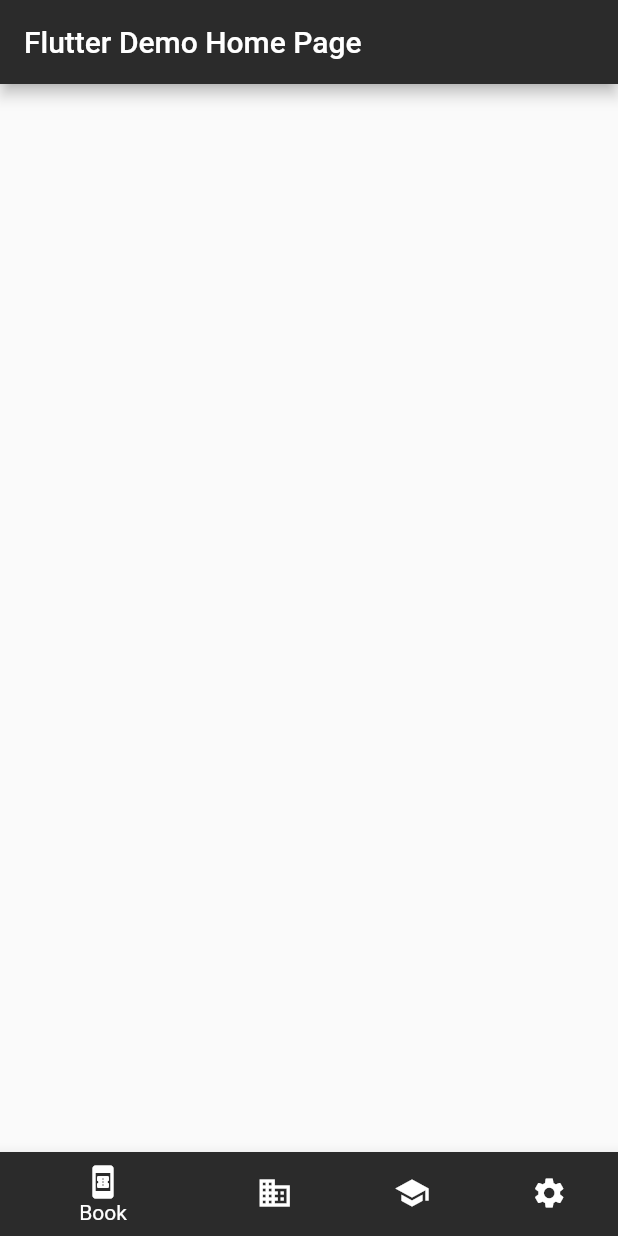
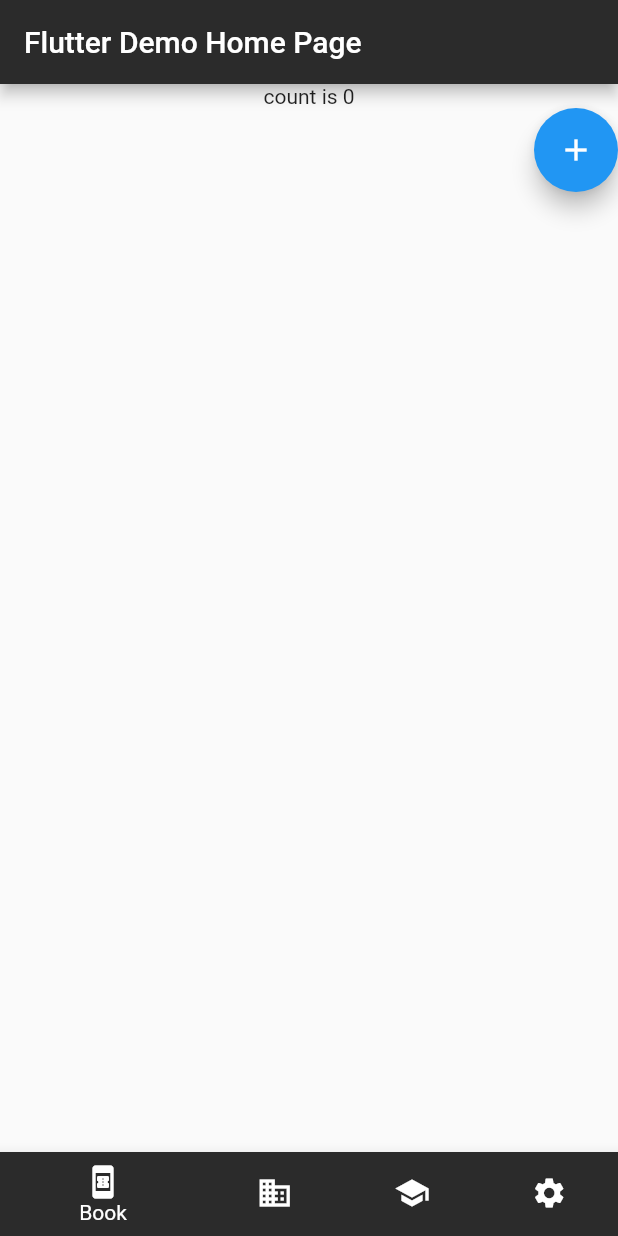
Before and after one commit to yuto-kawahara/flutter_tutorial, a Flutter app: the screen it shows after launch, on a phone screen of 412 x 824 dp. Run offline on Flutter 3.47's test engine with Material 2 defaults, Android fonts, the phone set to English and light mode, and no system bars; our stand-ins replace flutter_riverpod.

```diff
--- a/lib/main.dart
+++ b/lib/main.dart
@@ -1,12 +1,17 @@
 import 'dart:convert';
 import 'dart:developer';
+import 'package:flutter_riverpod/flutter_riverpod.dart';
 import 'package:http/http.dart' as http;
 
 import 'package:flutter/material.dart';
+import 'package:myapp/notifier.dart';
+import 'package:myapp/pages/count_page.dart';
 import 'package:myapp/pages/page_todo_add.dart';
 
 void main() {
-  runApp(const MyApp());
+  runApp(ProviderScope(
+    child: const MyApp(),
+  ));
 }
 
 class MyApp extends StatelessWidget {
@@ -29,7 +34,7 @@ class MyApp extends StatelessWidget {
         // is not restarted.
         primarySwatch: Colors.blue,
       ),
-      home: const MyHomePage(title: 'Flutter Demo Home Page'),
+      home: MyHomePage(title: 'Flutter Demo Home Page'),
     );
   }
 }
@@ -108,8 +113,7 @@ class _MyHomePageState extends State<MyHomePage> {
         title: Text(widget.title),
         backgroundColor: Color.fromARGB(255, 43, 43, 43),
       ),
-      body:
-          Center(), // This trailing comma makes auto-formatting nicer for build methods.
+      body: const CountPage(),
       bottomNavigationBar: BottomNavigationBar(
         currentIndex: _selectedIndex,
         onTap: _onItemTapped,
--- /dev/null
+++ b/lib/notifier.dart
@@ -0,0 +1,3 @@
+import 'package:flutter_riverpod/flutter_riverpod.dart';
+
+final countProvider = StateProvider((ref) => 0);
--- /dev/null
+++ b/lib/pages/count_page.dart
@@ -0,0 +1,26 @@
+import 'package:flutter/material.dart';
+import 'package:flutter_riverpod/flutter_riverpod.dart';
+import 'package:myapp/notifier.dart';
+
+class CountPage extends ConsumerWidget {
+  const CountPage({Key? key}) : super(key: key);
+  Widget build(BuildContext context, WidgetRef ref) {
+    final count = ref.watch(countProvider);
+
+    return Container(
+      child: Center(
+          child: Column(children: [
+        Text('count is $count'),
+        Container(
+          alignment: Alignment.bottomRight,
+          child: FloatingActionButton(
+            onPressed: () {
+              ref.read(countProvider.notifier).update((state) => state + 1);
+            },
+            child: Icon(Icons.add),
+          ),
+        )
+      ])),
+    );
+  }
+}
--- a/pubspec.yaml
+++ b/pubspec.yaml
@@ -36,7 +36,7 @@ dependencies:
   # Use with the CupertinoIcons class for iOS style icons.
   cupertino_icons: ^1.0.2
   http: ^0.13.5
-  riverpod: ^2.1.1
+  flutter_riverpod: ^2.1.1
 
 dev_dependencies:
   flutter_test:
```
Also changed, not shown: lib/uiparts/button/button_main.dart (deleted), pubspec.lock.
